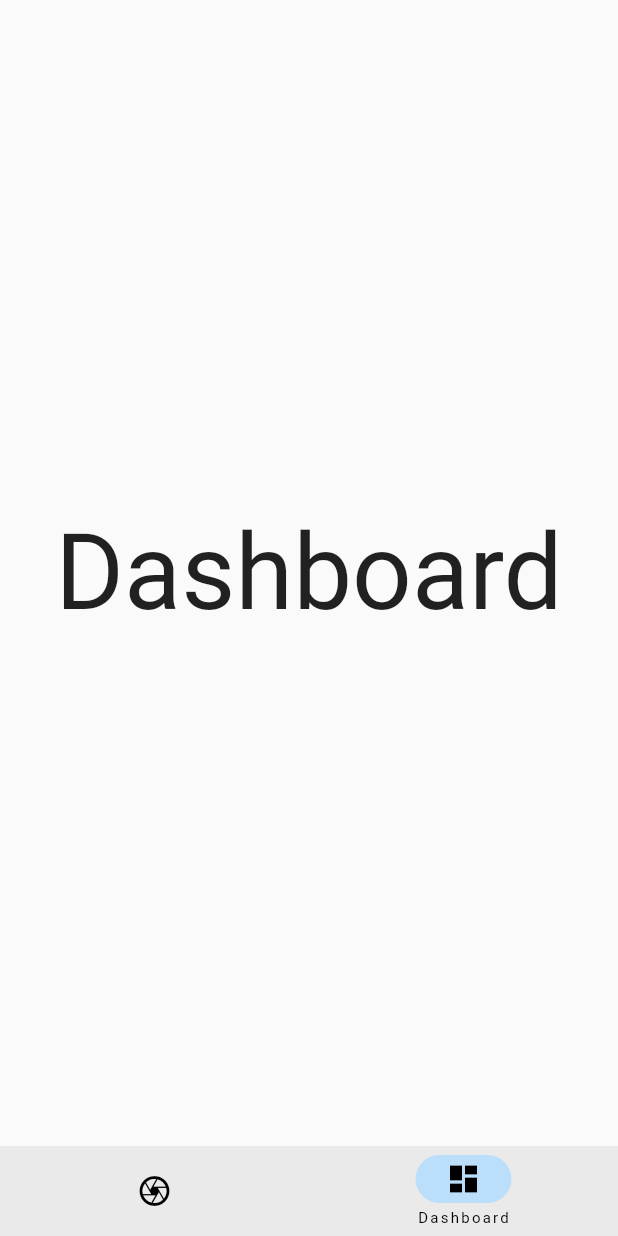
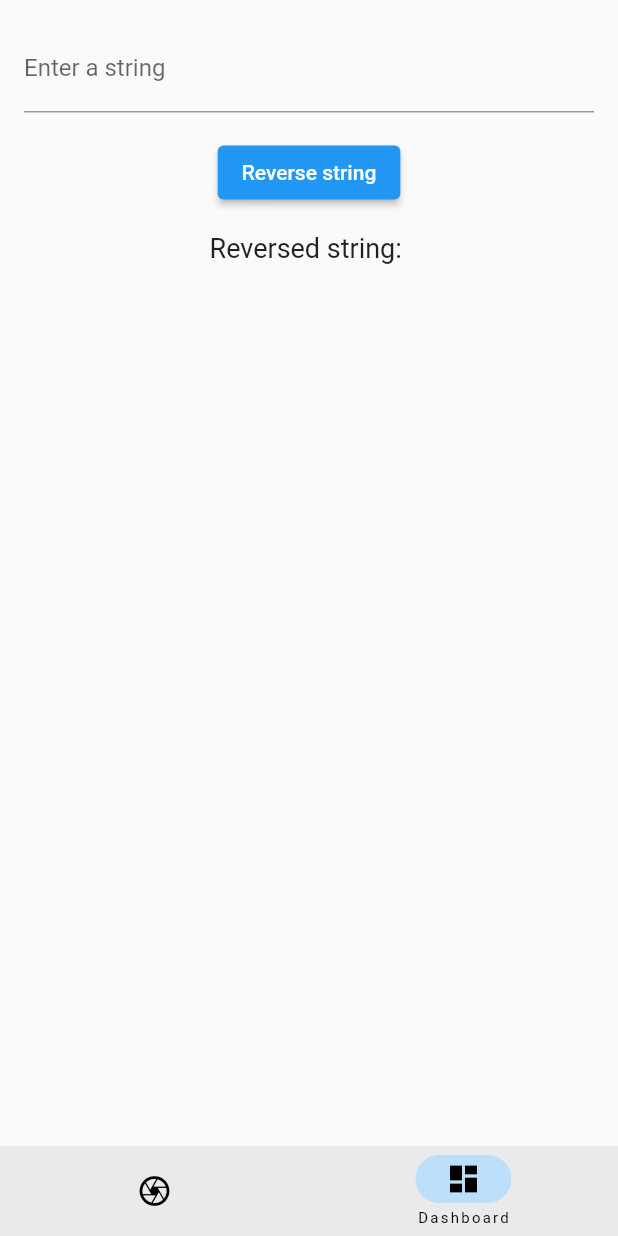
Before and after one commit to cosmic-invaders/crackapp, a Flutter app: the screen it shows after launch, item 2 of the bottom bar chosen, on a phone screen of 412 x 824 dp. Run offline on Flutter 3.47's test engine with Material 2 defaults, Android fonts, the phone set to English and light mode, and no system bars; our stand-ins replace image_picker.

Commit message:
stage 1 app

```diff
--- a/lib/pages/dashboard.dart
+++ b/lib/pages/dashboard.dart
@@ -1,4 +1,9 @@
+import 'dart:convert';
+
 import 'package:flutter/material.dart';
+import 'package:flutter/material.dart';
+import 'package:http/http.dart' as http;
+
 
 class dashboard extends StatefulWidget {
   const dashboard({Key? key}) : super(key: key);
@@ -8,11 +13,94 @@ class dashboard extends StatefulWidget {
 }
 
 class _dashboardState extends State<dashboard> {
+  final String apiUrl = "http://10.0.2.2:3000/reverse_string";
+
+  TextEditingController _controller = TextEditingController();
+  String _reversedString = '';
+
+  Future<void> _reverseString() async {
+    String input2 = _controller.text;
+    print(input2);
+    // String input = 'hello';
+    final Map<String, String> headers = {
+      'Content-Type': 'application/json'
+    };
+
+    // Send a POST request to the Flask server with the input string
+    final response = await http.post(
+      Uri.parse(apiUrl),
+      headers: headers,
+      body: jsonEncode({'input_string': input2}),
+    );
+    Map<String, dynamic> data = jsonDecode(response.body);
+    String reversedString = data['reversed_string'];
+    // Update the UI with the reversed string
+    setState(() {
+      _reversedString = reversedString;
+    });
+  }
+
   @override
   Widget build(BuildContext context) {
     return Scaffold(
-
-      body: Center(child: Text('Dashboard',style: TextStyle(fontSize: 70),)),
+      body: Padding(
+        padding: const EdgeInsets.all(16.0),
+        child: Column(
+          children: [
+            TextField(
+              controller: _controller,
+              decoration: InputDecoration(
+                labelText: 'Enter a string',
+              ),
+            ),
+            SizedBox(height: 16.0),
+            ElevatedButton(
+              onPressed: _reverseString,
+              child: Text('Reverse string'),
+            ),
+            SizedBox(height: 16.0),
+            Text(
+              'Reversed string: $_reversedString',
+              style: TextStyle(fontSize: 18.0),
+            ),
+          ],
+        ),
+      ),
     );
   }
 }
+
+
+
+/////////////////////////////////////////////////////////////////////////
+/////////////////////////////////////////////////////////////////////////
+
+
+//
+// void main() {
+//   runApp(MyApp());
+// }
+//
+// class MyApp extends StatefulWidget {
+//   @override
+//   _MyAppState createState() => _MyAppState();
+// }
+//
+// class _MyAppState extends State<MyApp> {
+//
+//
+//
+//   @override
+//   Widget build(BuildContext context) {
+//     return MaterialApp(
+//       title: 'String Reversal App',
+//       home: Scaffold(
+//         appBar: AppBar(
+//           title: Text('String Reversal App'),
+//         ),
+//
+//       ),
+//     );
+//   }
+// }
+//
--- a/pubspec.yaml
+++ b/pubspec.yaml
@@ -38,6 +38,7 @@ dependencies:
   cupertino_icons: ^1.0.2
   path_provider: ^2.0.14
   image_picker: ^0.8.7+4
+  http: ^0.13.6
 
 
 dev_dependencies:
```
Also changed, not shown: lib/pages/scan.dart (+73 -111 lines), pubspec.lock.
